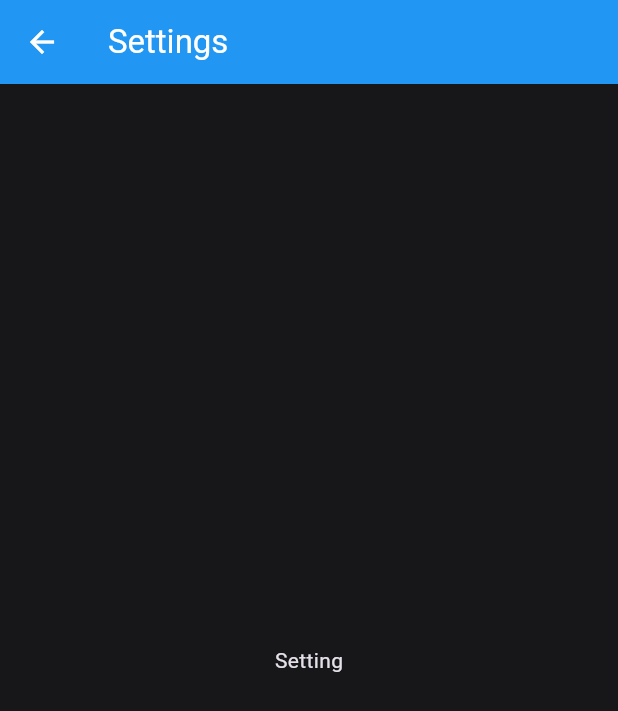
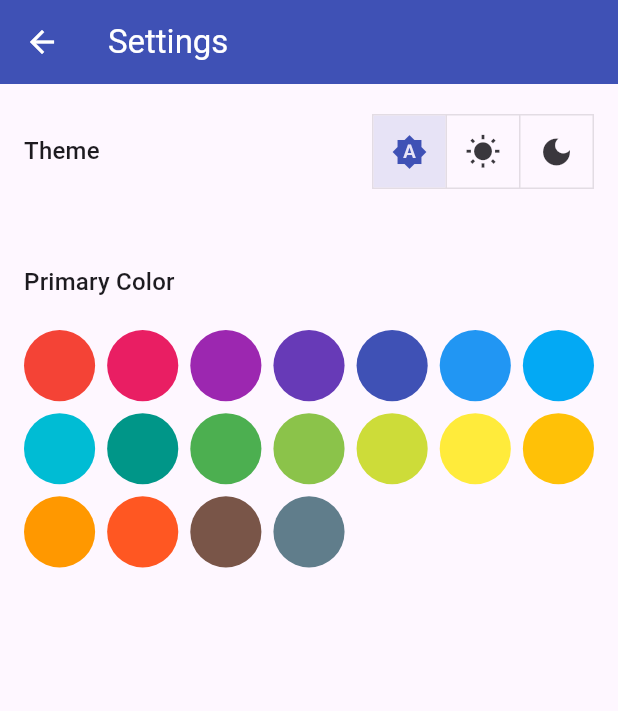
Before and after one commit to iamankitm05/music_player, a Flutter app: the screen it shows after launch, after a tap on the "settings" icon, on a phone screen of 412 x 824 dp. Shown: the top 711 px of the screen. Run offline on Flutter 3.47's test engine with Material 3 defaults, Android fonts, the phone set to English and light mode, and no system bars; our stand-ins replace equatable, flutter_bloc, gap, get_it, go_router, shared_preferences.

Commit message:
Created theme & settings screen

```diff
--- a/lib/config/routes/app_router.dart
+++ b/lib/config/routes/app_router.dart
@@ -1,8 +1,8 @@
 import 'package:flutter/widgets.dart';
 import 'package:go_router/go_router.dart';
 import 'package:music_player/config/routes/app_routes.dart';
-import 'package:music_player/presentation/home/home_screen.dart';
-import 'package:music_player/presentation/settings/settings_screen.dart';
+import 'package:music_player/screens/home/home_screen.dart';
+import 'package:music_player/screens/settings/settings_screen.dart';
 
 class AppRouter {
   late final GoRouter _router;
--- a/lib/config/theme/app_colors.dart
+++ b/lib/config/theme/app_colors.dart
@@ -9,7 +9,9 @@ abstract final class AppColors {
   static const blue = Colors.blue;
   static const deepPurple = Colors.deepPurple;
   static const deepOrange = Colors.deepOrange;
+  static const indigo = Colors.indigo;
   static const red = Colors.red;
+  static const pink = Colors.pink;
   static const amber = Colors.amber;
   static const green = Colors.green;
 }
--- a/lib/config/theme/app_themes.dart
+++ b/lib/config/theme/app_themes.dart
@@ -2,14 +2,29 @@ import 'package:flutter/material.dart';
 import 'package:music_player/config/theme/app_colors.dart';
 
 abstract final class AppThemes {
-  static ThemeData get dark {
-    return ThemeData.dark().copyWith(
-      scaffoldBackgroundColor: AppColors.dark,
-      primaryColor: AppColors.blue,
+  static ThemeData light(Color primaryColor) {
+    final lightTheme = ThemeData.light();
+    return lightTheme.copyWith(
+      primaryColor: primaryColor,
+      colorScheme: lightTheme.colorScheme.copyWith(primary: primaryColor),
       appBarTheme: AppBarTheme(
-        backgroundColor: AppColors.blue,
+        backgroundColor: primaryColor,
         foregroundColor: AppColors.white,
       ),
     );
   }
+
+  static ThemeData dark(Color primaryColor) {
+    final darkTheme = ThemeData.dark();
+    return darkTheme.copyWith(
+      primaryColor: primaryColor,
+      colorScheme: darkTheme.colorScheme.copyWith(primary: primaryColor),
+      appBarTheme: AppBarTheme(
+        backgroundColor: primaryColor,
+        foregroundColor: AppColors.white,
+      ),
+    );
+  }
+
+  static List<Color> get colors => Colors.primaries;
 }
--- /dev/null
+++ b/lib/config/theme/cubit/theme_cubit.dart
@@ -0,0 +1,52 @@
+import 'dart:async';
+
+import 'package:flutter_bloc/flutter_bloc.dart';
+import 'package:equatable/equatable.dart';
+import 'package:flutter/material.dart';
+import 'package:shared_preferences/shared_preferences.dart';
+import 'package:music_player/config/theme/app_colors.dart';
+import 'package:music_player/core/constants/shared_Preference_keys.dart';
+
+part 'theme_state.dart';
+
+class ThemeCubit extends Cubit<ThemeState> {
+  ThemeCubit(super.initialState, this.sharedPreferences);
+
+  final SharedPreferences sharedPreferences;
+
+  static ThemeCubit fromSharedPreferences(SharedPreferences sharedPreferences) {
+    final themeModeIndex =
+        sharedPreferences.getInt(SharedPreferenceKeys.primaryThemeMode) ?? 0;
+    final themeMode = ThemeMode.values[themeModeIndex];
+
+    final themePrimaryColorData =
+        sharedPreferences.getInt(SharedPreferenceKeys.primaryThemeColor) ??
+        AppColors.indigo.toARGB32();
+    final themePrimaryColor = Color(themePrimaryColorData);
+
+    return ThemeCubit(
+      ThemeState.fromThemeMode(themeMode, themePrimaryColor),
+      sharedPreferences,
+    );
+  }
+
+  void changeThemeMode(ThemeMode themeMode) {
+    unawaited(
+      sharedPreferences.setInt(
+        SharedPreferenceKeys.primaryThemeMode,
+        themeMode.index,
+      ),
+    );
+    emit(ThemeState.fromThemeMode(themeMode, state.primaryColor));
+  }
+
+  void changeThemeColor(Color themeColor) {
+    unawaited(
+      sharedPreferences.setInt(
+        SharedPreferenceKeys.primaryThemeColor,
+        themeColor.toARGB32(),
+      ),
+    );
+    emit(ThemeState.fromThemeMode(state.themeMode, themeColor));
+  }
+}
--- /dev/null
+++ b/lib/config/theme/cubit/theme_state.dart
@@ -0,0 +1,29 @@
+part of 'theme_cubit.dart';
+
+sealed class ThemeState extends Equatable {
+  const ThemeState(this.primaryColor, this.themeMode);
+
+  final Color primaryColor;
+  final ThemeMode themeMode;
+
+  factory ThemeState.fromThemeMode(ThemeMode themeMode, Color primaryColor) {
+    if (themeMode == ThemeMode.light) return LightTheme(primaryColor);
+    if (themeMode == ThemeMode.dark) return DarkTheme(primaryColor);
+    return SystemTheme(primaryColor);
+  }
+
+  @override
+  List<Object> get props => [primaryColor, themeMode];
+}
+
+final class SystemTheme extends ThemeState {
+  const SystemTheme(Color primaryColor) : super(primaryColor, ThemeMode.system);
+}
+
+final class LightTheme extends ThemeState {
+  const LightTheme(Color primaryColor) : super(primaryColor, ThemeMode.light);
+}
+
+final class DarkTheme extends ThemeState {
+  const DarkTheme(Color primaryColor) : super(primaryColor, ThemeMode.dark);
+}
--- a/lib/core/blocs/songs/songs_bloc.dart
+++ /dev/null
@@ -1,11 +0,0 @@
-import 'package:flutter_bloc/flutter_bloc.dart';
-import 'package:equatable/equatable.dart';
-
-part 'songs_event.dart';
-part 'songs_state.dart';
-
-class SongsBloc extends Bloc<SongsEvent, SongsState> {
-  SongsBloc(super.initialState) {
-    on<SongsEvent>((event, emit) {});
-  }
-}
--- a/lib/core/blocs/songs/songs_event.dart
+++ /dev/null
@@ -1,10 +0,0 @@
-part of 'songs_bloc.dart';
-
-sealed class SongsEvent extends Equatable {
-  const SongsEvent();
-
-  @override
-  List<Object> get props => [];
-}
-
-// final class GetSongs
--- a/lib/core/blocs/songs/songs_state.dart
+++ /dev/null
@@ -1,20 +0,0 @@
-part of 'songs_bloc.dart';
-
-sealed class SongsState extends Equatable {
-  const SongsState();
-
-  @override
-  List<Object> get props => [];
-}
-
-final class SongsPermissionDenied extends SongsState {}
-
-final class SongsLoading extends SongsState {}
-
-final class SongsSuccess extends SongsState {}
-
-final class SongsFailure extends SongsState {
-  final String error;
-
-  const SongsFailure(this.error);
-}
--- a/lib/core/constants/app_images.dart
+++ b/lib/core/constants/app_images.dart
@@ -1,4 +1,3 @@
 abstract final class AppImages {
   static const iconPng = 'assets/icon.png';
-  static const girlWithTapPng = 'assets/girl_with_tab.jpeg';
 }
--- /dev/null
+++ b/lib/core/constants/shared_preference_keys.dart
@@ -0,0 +1,4 @@
+abstract final class SharedPreferenceKeys {
+  static const primaryThemeColor = 'primaryThemeColor';
+  static const primaryThemeMode = 'primaryThemeMode';
+}
--- a/lib/core/utils/di_injector.dart
+++ b/lib/core/utils/di_injector.dart
@@ -1,10 +1,17 @@
 import 'package:flutter/cupertino.dart';
 import 'package:get_it/get_it.dart';
+import 'package:shared_preferences/shared_preferences.dart';
 import 'package:music_player/config/routes/app_router.dart';
+import 'package:music_player/config/theme/cubit/theme_cubit.dart';
 
 final getIt = GetIt.I;
 
 Future<void> initDependencies() async {
   WidgetsFlutterBinding.ensureInitialized();
   getIt.registerSingleton(AppRouter());
+
+  final sharedPreference = await SharedPreferences.getInstance();
+
+  // Register Blocs & Cubits
+  getIt.registerSingleton(ThemeCubit.fromSharedPreferences(sharedPreference));
 }
--- a/lib/main.dart
+++ b/lib/main.dart
@@ -1,6 +1,8 @@
 import 'package:flutter/material.dart';
+import 'package:flutter_bloc/flutter_bloc.dart';
 import 'package:music_player/config/routes/app_router.dart';
 import 'package:music_player/config/theme/app_themes.dart';
+import 'package:music_player/config/theme/cubit/theme_cubit.dart';
 import 'package:music_player/core/utils/di_injector.dart';
 
 void main() async {
@@ -13,12 +15,18 @@ class MyApp extends StatelessWidget {
 
   @override
   Widget build(BuildContext context) {
-    return MaterialApp.router(
-      title: '',
-      debugShowCheckedModeBanner: false,
-      darkTheme: AppThemes.dark,
-      themeMode: ThemeMode.dark,
-      routerConfig: getIt<AppRouter>().router,
+    return BlocBuilder<ThemeCubit, ThemeState>(
+      bloc: getIt(),
+      builder: (context, state) {
+        return MaterialApp.router(
+          title: 'Todo List',
+          debugShowCheckedModeBanner: false,
+          theme: AppThemes.light(state.primaryColor),
+          darkTheme: AppThemes.dark(state.primaryColor),
+          themeMode: state.themeMode,
+          routerConfig: getIt<AppRouter>().router,
+        );
+      },
     );
   }
 }
--- a/lib/presentation/home/home_screen.dart
+++ /dev/null
@@ -1,93 +0,0 @@
-import 'package:flutter/material.dart';
-import 'package:gap/gap.dart';
-import 'package:go_router/go_router.dart';
-import 'package:music_player/config/routes/app_routes.dart';
-import 'package:music_player/config/theme/app_colors.dart';
-import 'package:music_player/core/constants/app_images.dart';
-import 'package:music_player/presentation/home/music_tile.dart';
-
-class HomeScreen extends StatelessWidget {
-  const HomeScreen({super.key});
-
-  @override
-  Widget build(BuildContext context) {
-    return DefaultTabController(
-      length: 3,
-      child: Scaffold(
-        body: CustomScrollView(
-          slivers: [
-            SliverAppBar(
-              title: Row(
-                children: [
-                  CircleAvatar(
-                    backgroundImage: AssetImage(AppImages.iconPng),
-                    radius: 20,
-                  ),
-                  Gap(8),
-                  Expanded(child: Text('Music Player')),
-                ],
-              ),
-              actions: [
-                IconButton(
-                  onPressed: () {
-                    context.pushNamed(AppRoutes.settings.name);
-                  },
-                  icon: Icon(Icons.settings),
-                ),
-                Gap(6),
-              ],
-            ),
-            SliverToBoxAdapter(
-              child: Container(
-                padding: EdgeInsets.only(left: 16, right: 16, top: 8),
-                color: AppColors.blue,
-                child: TextField(
-                  decoration: InputDecoration(
-                    hintText: 'Search your favorite song.',
-                    border: OutlineInputBorder(
-                      borderSide: BorderSide(color: AppColors.white),
-                      borderRadius: BorderRadius.circular(50),
-                    ),
-                    enabledBorder: OutlineInputBorder(
-                      borderSide: BorderSide(color: AppColors.white),
-                      borderRadius: BorderRadius.circular(50),
-                    ),
-                    suffixIcon: Icon(Icons.search),
-                  ),
-                ),
-              ),
-            ),
-            PinnedHeaderSliver(
-              child: Container(
-                color: AppColors.blue,
-                child: SafeArea(
-                  child: TabBar(
-                    tabs: [
-                      Tab(text: 'Songs'),
-                      Tab(text: 'Artist'),
-                      Tab(text: 'Folder'),
-                    ],
-                  ),
-                ),
-              ),
-            ),
-            SliverPadding(
-              padding: EdgeInsets.all(8),
-              sliver: SliverGrid.builder(
-                gridDelegate: SliverGridDelegateWithMaxCrossAxisExtent(
-                  maxCrossAxisExtent: 500,
-                  childAspectRatio: 4 / 1,
-                  mainAxisSpacing: 6,
-                  crossAxisSpacing: 6,
-                ),
-                itemBuilder: (context, index) {
-                  return MusicTile();
-                },
-              ),
-            ),
-          ],
-        ),
-      ),
-    );
-  }
-}
--- a/lib/presentation/home/music_tile.dart
+++ /dev/null
@@ -1,44 +0,0 @@
-import 'package:flutter/material.dart';
-import 'package:gap/gap.dart';
-import 'package:music_player/config/theme/app_colors.dart';
-import 'package:music_player/core/constants/app_images.dart';
-
-class MusicTile extends StatelessWidget {
-  const MusicTile({super.key});
-
-  @override
-  Widget build(BuildContext context) {
-    return Container(
-      color: AppColors.darkSurface,
-      child: Row(
-        children: [
-          Image.asset(AppImages.iconPng),
-          Gap(12),
-          Expanded(
-            child: Column(
-              crossAxisAlignment: CrossAxisAlignment.start,
-              mainAxisAlignment: MainAxisAlignment.center,
-              children: [
-                Text(
-                  'Song',
-                  maxLines: 2,
-                  overflow: TextOverflow.ellipsis,
-                  style: Theme.of(context).textTheme.bodyLarge,
-                ),
-                Gap(4),
-                Text('03:43', style: Theme.of(context).textTheme.bodySmall),
-              ],
-            ),
-          ),
-          IconButton(
-            onPressed: () {
-              //...
-            },
-            icon: Icon(Icons.play_arrow),
-          ),
-          Gap(6),
-        ],
-      ),
-    );
-  }
-}
--- a/lib/presentation/settings/settings_screen.dart
+++ /dev/null
@@ -1,13 +0,0 @@
-import 'package:flutter/material.dart';
-
-class SettingsScreen extends StatelessWidget {
-  const SettingsScreen({super.key});
-
-  @override
-  Widget build(BuildContext context) {
-    return Scaffold(
-      appBar: AppBar(title: Text('Settings')),
-      body: Center(child: Text('Setting')),
-    );
-  }
-}
--- /dev/null
+++ b/lib/screens/home/home_screen.dart
@@ -0,0 +1,33 @@
+import 'package:flutter/material.dart';
+import 'package:gap/gap.dart';
+import 'package:go_router/go_router.dart';
+import 'package:music_player/config/routes/app_routes.dart';
+import 'package:music_player/core/constants/app_images.dart';
+
+class HomeScreen extends StatelessWidget {
+  const HomeScreen({super.key});
+
+  @override
+  Widget build(BuildContext context) {
+    return Scaffold(
+      appBar: AppBar(
+        title: Row(
+          children: [
+            CircleAvatar(backgroundImage: AssetImage(AppImages.iconPng)),
+            Gap(12),
+            Expanded(child: Text('ToDo List')),
+          ],
+        ),
+        actions: [
+          IconButton(
+            onPressed: () {
+              context.pushNamed(AppRoutes.settings.name);
+            },
+            icon: Icon(Icons.settings),
+          ),
+          Gap(6),
+        ],
+      ),
+    );
+  }
+}
--- /dev/null
+++ b/lib/screens/settings/settings_screen.dart
@@ -0,0 +1,113 @@
+import 'package:flutter/material.dart';
+import 'package:gap/gap.dart';
+import 'package:music_player/config/theme/app_colors.dart';
+import 'package:music_player/config/theme/app_themes.dart';
+import 'package:music_player/config/theme/cubit/theme_cubit.dart';
+import 'package:music_player/core/utils/di_injector.dart';
+
+class SettingsScreen extends StatelessWidget {
+  const SettingsScreen({super.key});
+
+  @override
+  Widget build(BuildContext context) {
+    final themeColors = AppThemes.colors;
+    final themeCubit = getIt<ThemeCubit>();
+    final selectedThemePrimaryColor = themeCubit.state.primaryColor;
+    final selectedThemeMode = themeCubit.state.themeMode;
+    return Scaffold(
+      appBar: AppBar(title: Text('Settings')),
+      //..
+      body: CustomScrollView(
+        slivers: [
+          SliverPadding(
+            padding: EdgeInsets.symmetric(horizontal: 16),
+            sliver: SliverToBoxAdapter(
+              child: Column(
+                crossAxisAlignment: CrossAxisAlignment.start,
+                children: [
+                  Gap(20),
+                  Row(
+                    children: [
+                      Expanded(
+                        child: Text(
+                          'Theme',
+                          style: Theme.of(context).textTheme.titleMedium,
+                        ),
+                      ),
+                      ToggleButtons(
+                        onPressed: (index) {
+                          themeCubit.changeThemeMode(ThemeMode.values[index]);
+                        },
+                        isSelected: [
+                          selectedThemeMode == ThemeMode.system,
+                          selectedThemeMode == ThemeMode.light,
+                          selectedThemeMode == ThemeMode.dark,
+                        ],
+                        children: [
+                          Tooltip(
+                            message: 'Auto',
+                            child: Icon(Icons.brightness_auto),
+                          ),
+                          Tooltip(
+                            message: 'Light',
+                            child: Icon(Icons.wb_sunny),
+                          ),
+                          Tooltip(
+                            message: 'Dark',
+                            child: Icon(Icons.dark_mode),
+                          ),
+                        ],
+                      ),
+                    ],
+                  ),
+                  Gap(50),
+                  Text(
+                    'Primary Color',
+                    style: Theme.of(context).textTheme.titleMedium,
+                  ),
+                  Gap(20),
+                ],
+              ),
+            ),
+          ),
+
+          SliverPadding(
+            padding: EdgeInsets.symmetric(horizontal: 16),
+            sliver: SliverGrid.builder(
+              gridDelegate: SliverGridDelegateWithMaxCrossAxisExtent(
+                maxCrossAxisExtent: 50,
+                mainAxisSpacing: 8,
+                crossAxisSpacing: 8,
+              ),
+              itemCount: themeColors.length,
+              itemBuilder: (context, index) {
+                final color = themeColors[index];
+                return InkWell(
+                  onTap: () {
+                    themeCubit.changeThemeColor(color);
+                  },
+                  child: Container(
+                    width: 50,
+                    height: 50,
+                    decoration: BoxDecoration(
+                      color: color,
+                      shape: BoxShape.circle,
+                    ),
+                    child:
+                        selectedThemePrimaryColor == color
+                            ? Icon(
+                              Icons.check,
+                              color: AppColors.white,
+                              size: 32,
+                            )
+                            : null,
+                  ),
+                );
+              },
+            ),
+          ),
+        ],
+      ),
+    );
+  }
+}
--- a/pubspec.yaml
+++ b/pubspec.yaml
@@ -15,6 +15,7 @@ dependencies:
   get_it: ^8.0.3
   gap: ^3.0.1
   audio_video_progress_bar: ^2.0.3
+  shared_preferences: ^2.5.3
 
 dev_dependencies:
   flutter_test:
```
Also changed, not shown: pubspec.lock.
